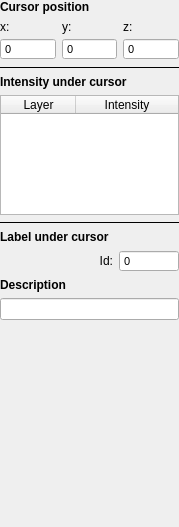
This is GUI/Qt/Components/CursorInspector.ui in pyushkevich/itksnap as Qt 5 draws it before an edit. The edited form follows.
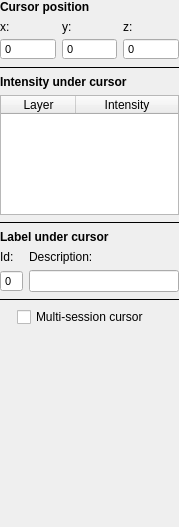
This is the edited form.

Commit message: Added IPC support, for now only for cursor synchronization

Diff of the .ui file:
```diff
--- a/GUI/Qt/Components/CursorInspector.ui
+++ b/GUI/Qt/Components/CursorInspector.ui
@@ -244,6 +244,13 @@
      <property name="spacing">
       <number>6</number>
      </property>
+     <item row="1" column="1">
+      <widget class="QLineEdit" name="outLabelText">
+       <property name="readOnly">
+        <bool>true</bool>
+       </property>
+      </widget>
+     </item>
      <item row="0" column="0">
       <widget class="QLabel" name="label_7">
        <property name="maximumSize">
@@ -256,52 +263,91 @@
         <string>Id:</string>
        </property>
        <property name="alignment">
-        <set>Qt::AlignRight|Qt::AlignTrailing|Qt::AlignVCenter</set>
+        <set>Qt::AlignLeading|Qt::AlignLeft|Qt::AlignVCenter</set>
        </property>
       </widget>
      </item>
-     <item row="1" column="0" colspan="2">
+     <item row="1" column="0">
+      <widget class="QSpinBox" name="outLabelId">
+       <property name="maximumSize">
+        <size>
+         <width>60</width>
+         <height>16777215</height>
+        </size>
+       </property>
+       <property name="readOnly">
+        <bool>true</bool>
+       </property>
+       <property name="buttonSymbols">
+        <enum>QAbstractSpinBox::NoButtons</enum>
+       </property>
+      </widget>
+     </item>
+     <item row="0" column="1">
       <widget class="QLabel" name="label_8">
        <property name="font">
         <font>
          <pointsize>-1</pointsize>
-         <weight>75</weight>
-         <bold>true</bold>
         </font>
        </property>
        <property name="styleSheet">
-        <string notr="true">font-weight:bold;</string>
+        <string notr="true"/>
        </property>
        <property name="text">
-        <string>Description</string>
-       </property>
-      </widget>
-     </item>
-     <item row="2" column="0" colspan="2">
-      <widget class="QLineEdit" name="outLabelText">
-       <property name="readOnly">
-        <bool>true</bool>
-       </property>
-      </widget>
-     </item>
-     <item row="0" column="1">
-      <widget class="QSpinBox" name="outLabelId">
-       <property name="maximumSize">
-        <size>
-         <width>60</width>
-         <height>16777215</height>
-        </size>
-       </property>
-       <property name="readOnly">
-        <bool>true</bool>
-       </property>
-       <property name="buttonSymbols">
-        <enum>QAbstractSpinBox::NoButtons</enum>
+        <string>Description:</string>
        </property>
       </widget>
      </item>
     </layout>
    </item>
+   <item>
+    <widget class="Line" name="line_4">
+     <property name="frameShadow">
+      <enum>QFrame::Plain</enum>
+     </property>
+     <property name="orientation">
+      <enum>Qt::Horizontal</enum>
+     </property>
+    </widget>
+   </item>
+   <item>
+    <widget class="QWidget" name="widget" native="true">
+     <layout class="QHBoxLayout" name="horizontalLayout">
+      <property name="spacing">
+       <number>0</number>
+      </property>
+      <property name="margin">
+       <number>0</number>
+      </property>
+      <item>
+       <spacer name="horizontalSpacer_2">
+        <property name="orientation">
+         <enum>Qt::Horizontal</enum>
+        </property>
+        <property name="sizeType">
+         <enum>QSizePolicy::Fixed</enum>
+        </property>
+        <property name="sizeHint" stdset="0">
+         <size>
+          <width>17</width>
+          <height>19</height>
+         </size>
+        </property>
+       </spacer>
+      </item>
+      <item>
+       <widget class="QCheckBox" name="chkSync">
+        <property name="toolTip">
+         <string>&lt;html&gt;&lt;head/&gt;&lt;body&gt;&lt;p&gt;When checked, the position of the cursor will be synchronized between different sessions of ITK-SNAP running on the same computer. Synchronization is based on the cursor coordinates in physical space.&lt;/p&gt;&lt;/body&gt;&lt;/html&gt;</string>
+        </property>
+        <property name="text">
+         <string>Multi-session cursor</string>
+        </property>
+       </widget>
+      </item>
+     </layout>
+    </widget>
+   </item>
    <item>
     <spacer name="verticalSpacer">
      <property name="orientation">
```
Left out of the diff: 2 changed lines with no effect on the pictures. The commit also changes 7 other files.
